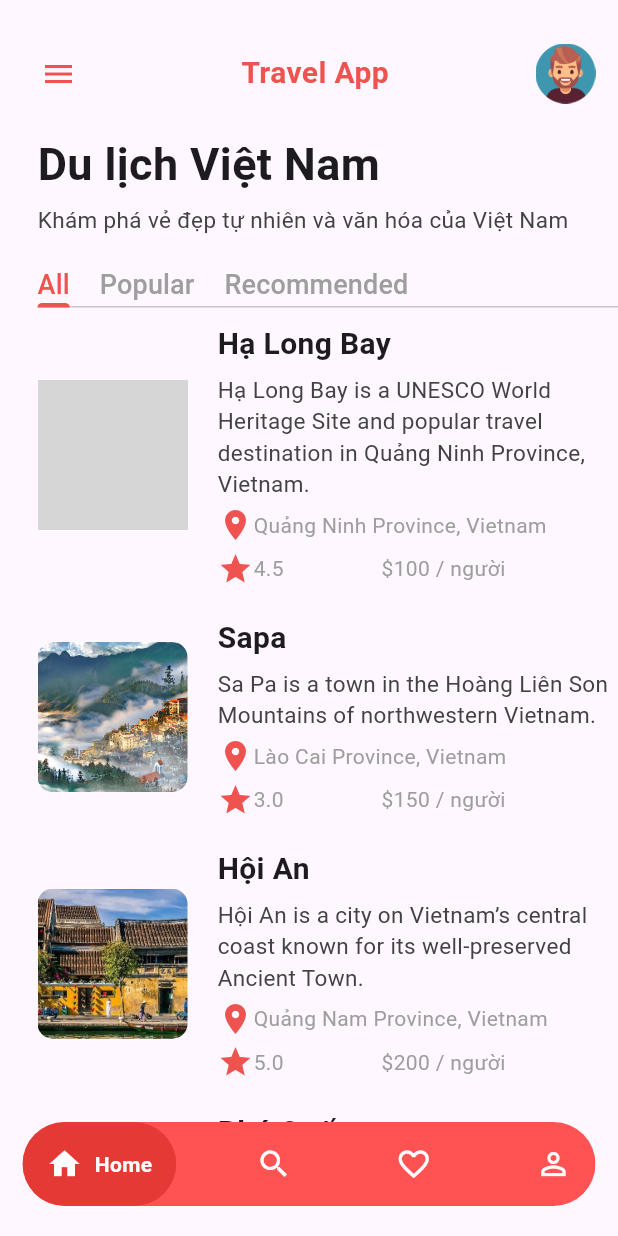
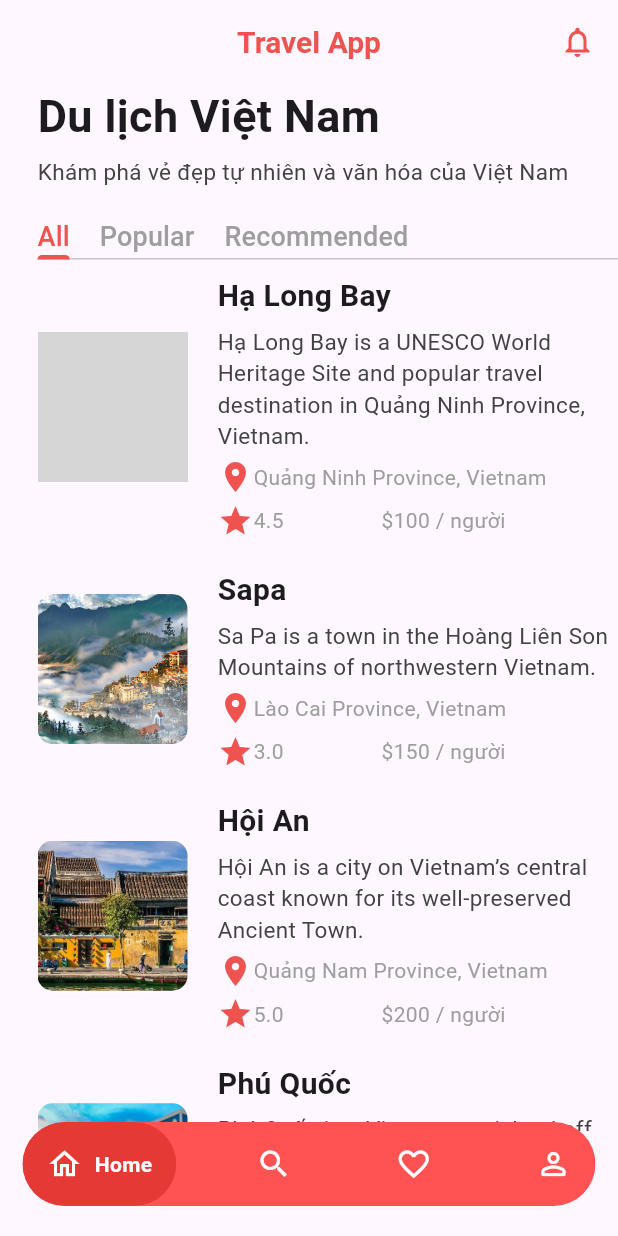
Before and after one commit to DinhTrungQuy/travelapp, a Flutter app: the screen it shows after launch, on a phone screen of 412 x 824 dp. Run offline on Flutter 3.47's test engine with Material 3 defaults, Android fonts, the light colour scheme and no system bars; drawn by our look-alikes of google_nav_bar; our stand-ins replace flutter_rating_bar; grey boxes are pictures that could not be loaded.

Commit message:
refactor: add appbar for all pages and delete header.dart

```diff
--- a/lib/component/header.dart
+++ /dev/null
@@ -1,48 +0,0 @@
-import 'package:flutter/material.dart';
-
-class Header extends StatefulWidget {
-  const Header({super.key});
-
-  @override
-  State<Header> createState() => _HeaderState();
-}
-
-class _HeaderState extends State<Header> {
-  void navigateToCart() {
-    Navigator.pushNamed(context, '/addtocart');
-  }
-
-  @override
-  Widget build(BuildContext context) {
-    return Container(
-      margin: EdgeInsets.only(top: 25, left: 15, right: 15, bottom: 15),
-      child: Row(
-        mainAxisAlignment: MainAxisAlignment.spaceBetween,
-        children: [
-          IconButton(
-            onPressed: () {},
-            icon: Icon(
-              Icons.menu,
-              color: Colors.red[400],
-            ),
-          ),
-          Text(
-            'Travel App',
-            style: TextStyle(
-              fontSize: 20,
-              fontWeight: FontWeight.bold,
-              color: Colors.red[400],
-            ),
-          ),
-          GestureDetector(
-            onTap: navigateToCart,
-            child: Image.asset(
-              'assets/images/default-user.png',
-              height: 40,
-            ),
-          ),
-        ],
-      ),
-    );
-  }
-}
--- a/lib/main.dart
+++ b/lib/main.dart
@@ -48,7 +48,32 @@ class _MainPageState extends State<MainPage> {
 
   @override
   Widget build(BuildContext context) {
+    void navigateToCart() {
+      Navigator.pushNamed(context, '/addtocart');
+    }
+
     return Scaffold(
+      appBar: AppBar(
+        foregroundColor: Colors.red[400],
+        title: Text(
+          'Travel App',
+          style: TextStyle(
+            fontSize: 20,
+            fontWeight: FontWeight.bold,
+            color: Colors.red[400],
+          ),
+        ),
+        centerTitle: true,
+        actions: [
+          Container(
+            margin: EdgeInsets.only(right: 15),
+            child: GestureDetector(
+              onTap: navigateToCart,
+              child: Icon(Icons.notifications_none_outlined, color: Colors.red[400]),
+            ),
+          ),
+        ],
+      ),
       body: Stack(
         alignment: AlignmentDirectional.bottomEnd,
         children: [
@@ -77,7 +102,7 @@ class _MainPageState extends State<MainPage> {
                 },
                 tabs: [
                   GButton(
-                    icon: Icons.home,
+                    icon: Icons.home_outlined,
                     text: 'Home',
                   ),
                   GButton(
@@ -89,7 +114,7 @@ class _MainPageState extends State<MainPage> {
                     text: 'Wishlist',
                   ),
                   GButton(
-                    icon: Icons.person_outline,
+                    icon: Icons.person_outline_rounded,
                     text: 'Profile',
                   ),
                 ],
--- a/lib/pages/homepage.dart
+++ b/lib/pages/homepage.dart
@@ -1,6 +1,5 @@
 import 'package:flutter/gestures.dart';
 import 'package:flutter/material.dart';
-import 'package:travelapp/component/header.dart';
 import 'package:travelapp/model/place.dart';
 import 'package:travelapp/pages/place-detail.dart';
 
@@ -75,7 +74,7 @@ class _HomeState extends State<HomePage> with TickerProviderStateMixin {
       body: Column(
         crossAxisAlignment: CrossAxisAlignment.start,
         children: [
-          Header(),
+          // Header(),
           Expanded(
             child: Container(
               padding: EdgeInsets.only(
```
Also changed, not shown: lib/component/wishlish-button.dart (+7 -2 lines), lib/pages/place-detail.dart (+11 -4 lines).
